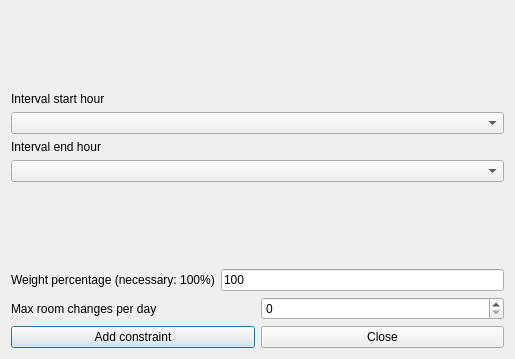
Above: fet/src/interface/addconstraintstudentsmaxroomchangesperdayinintervalform_template.ui from vonmecheln/fet before the change. Below: the same form after it.
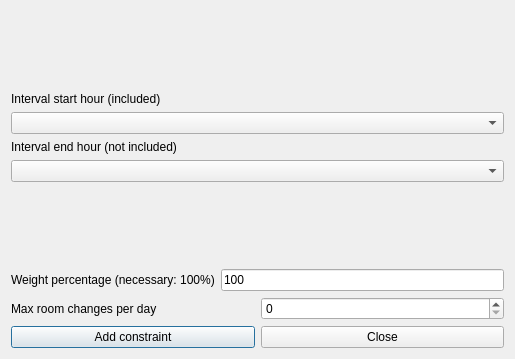
That is the form after the change.

```diff
--- a/fet/src/interface/addconstraintstudentsmaxroomchangesperdayinintervalform_template.ui
+++ b/fet/src/interface/addconstraintstudentsmaxroomchangesperdayinintervalform_template.ui
@@ -54,7 +54,7 @@
         <enum>QFrame::Plain</enum>
        </property>
        <property name="text">
-        <string>Interval end hour</string>
+        <string extracomment="This field refers to a constraint operating on a given hourly interval. The selected start hour of the interval is included (is counted) in the constraint, while the selected end hour of the interval is not included (is not counted) in the constraint.">Interval end hour (not included)</string>
        </property>
        <property name="wordWrap">
         <bool>false</bool>
@@ -132,7 +132,7 @@
         <enum>QFrame::Plain</enum>
        </property>
        <property name="text">
-        <string>Interval start hour</string>
+        <string extracomment="This field refers to a constraint operating on a given hourly interval. The selected start hour of the interval is included (is counted) in the constraint, while the selected end hour of the interval is not included (is not counted) in the constraint.">Interval start hour (included)</string>
        </property>
        <property name="wordWrap">
         <bool>false</bool>
```
